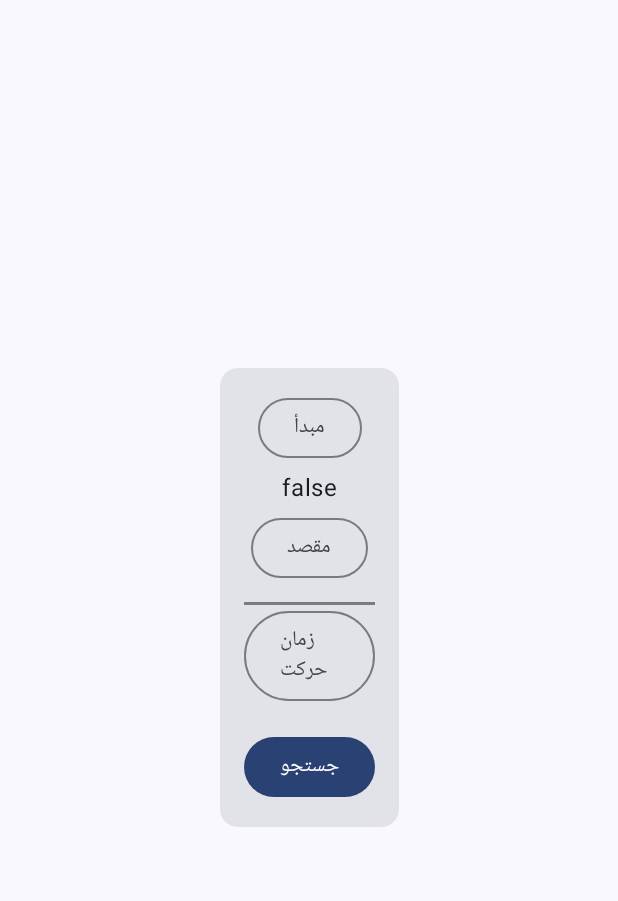
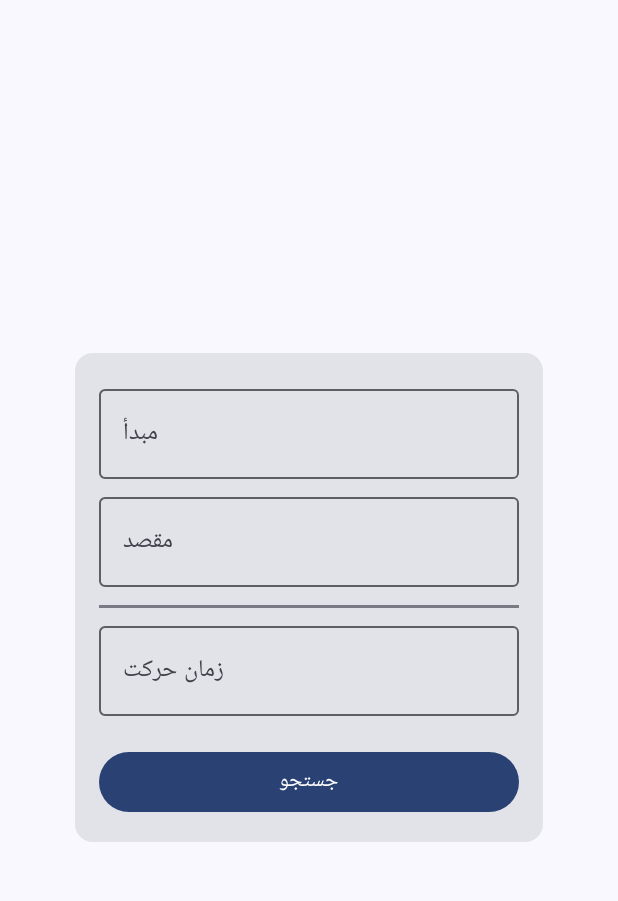
Before and after one commit to farnxxd/ticket-reservation, an Android app built with Jetpack Compose: the HomeScreen screen opened through its navigation route, on a phone screen of 412 x 824 dp, the part 69-970 px from its top. Run offline under Robolectric (Android 15) with nearby library versions, the phone set to English and light mode, and no system bars.

Commit message:
Datepicker provided

```diff
--- a/app/src/main/java/com/example/ticketreservation/ui/screens/HomeScreen.kt
+++ b/app/src/main/java/com/example/ticketreservation/ui/screens/HomeScreen.kt
@@ -3,17 +3,21 @@ package com.example.ticketreservation.ui.screens
 import android.os.Build
 import androidx.annotation.RequiresApi
 import androidx.compose.foundation.clickable
+import androidx.compose.foundation.interaction.MutableInteractionSource
 import androidx.compose.foundation.layout.Arrangement
 import androidx.compose.foundation.layout.Box
 import androidx.compose.foundation.layout.Column
 import androidx.compose.foundation.layout.IntrinsicSize
 import androidx.compose.foundation.layout.fillMaxSize
 import androidx.compose.foundation.layout.fillMaxWidth
+import androidx.compose.foundation.layout.height
 import androidx.compose.foundation.layout.padding
+import androidx.compose.foundation.layout.size
 import androidx.compose.foundation.layout.width
 import androidx.compose.foundation.layout.wrapContentWidth
 import androidx.compose.material3.Button
 import androidx.compose.material3.Card
+import androidx.compose.material3.CardDefaults
 import androidx.compose.material3.DatePicker
 import androidx.compose.material3.DatePickerDefaults
 import androidx.compose.material3.DatePickerDialog
@@ -23,21 +27,28 @@ import androidx.compose.material3.OutlinedButton
 import androidx.compose.material3.OutlinedTextField
 import androidx.compose.material3.Scaffold
 import androidx.compose.material3.Text
+import androidx.compose.material3.TextButton
 import androidx.compose.material3.rememberDatePickerState
 import androidx.compose.runtime.Composable
 import androidx.compose.runtime.CompositionLocalProvider
 import androidx.compose.runtime.collectAsState
+import androidx.compose.runtime.derivedStateOf
 import androidx.compose.runtime.getValue
 import androidx.compose.runtime.mutableStateOf
 import androidx.compose.runtime.remember
 import androidx.compose.runtime.setValue
 import androidx.compose.ui.Alignment
 import androidx.compose.ui.Modifier
+import androidx.compose.ui.focus.onFocusEvent
+import androidx.compose.ui.graphics.Color
 import androidx.compose.ui.platform.LocalLayoutDirection
+import androidx.compose.ui.text.input.VisualTransformation
 import androidx.compose.ui.tooling.preview.Preview
 import androidx.compose.ui.unit.LayoutDirection
 import androidx.compose.ui.unit.dp
+import androidx.compose.ui.window.Dialog
 import com.example.ticketreservation.ReservationTopAppBar
+import com.example.ticketreservation.data.util.convertLongToTime
 import com.example.ticketreservation.ui.navigation.NavigationDestination
 import com.example.ticketreservation.ui.theme.TicketReservationTheme
 import com.example.ticketreservation.ui.viewmodel.ReservationViewModel
@@ -58,12 +69,12 @@ fun HomeScreen(
 ) {
     val uiState by viewModel.uiState.collectAsState()
 
-    var isDatePickerVisible by remember { mutableStateOf(false) }
+    val isDatePickerVisible = remember { mutableStateOf(false) }
 
     Scaffold(
         topBar = { ReservationTopAppBar(canNavigateBack = false) },
         modifier = modifier
-    ) {
+    ) { paddingValues ->
         DetailsForm(
             origin = uiState.origin,
             destination = uiState.destination,
@@ -71,14 +82,14 @@ fun HomeScreen(
             setOrigin = { viewModel.setOrigin(it) },
             setDestination = { viewModel.setDestination(it) },
             setDeparture = { viewModel.setDeparture(it) },
-            isDatePickerVisible = isDatePickerVisible,
+            isDatePickerVisible = isDatePickerVisible.value,
             onCityPickerClick = navigateToPickCity,
-            onDatePickerClick = { isDatePickerVisible = true },
-            onDatePickerDismiss = { isDatePickerVisible = false },
+            onDatePickerClick = { isDatePickerVisible.value = true },
+            onDatePickerDismiss = { isDatePickerVisible.value = false },
             onSearchClick = navigateToPickTicket,
             modifier = Modifier
                 .fillMaxSize()
-                .padding(it)
+                .padding(paddingValues)
         )
     }
 
@@ -101,12 +112,9 @@ fun DetailsForm(
     onDatePickerDismiss: () -> Unit = {},
     onSearchClick: () -> Unit = {}
 ) {
-    val selectedDate by remember { mutableStateOf(LocalDate.now().format(DateTimeFormatter.ofPattern("DD/MM"))) }
-    val datePickerState = rememberDatePickerState()
-    val datePickerFormatter = remember {
-        DatePickerDefaults.dateFormatter(selectedDateSkeleton = "DD/MM")
+    val newDate = remember {
+        mutableStateOf("خالی")
     }
-
     Box(modifier = modifier) {
         Card(modifier = Modifier.align(Alignment.Center)) {
             Column(
@@ -117,30 +125,58 @@ fun DetailsForm(
                     .width(IntrinsicSize.Min)
                     .padding(16.dp)
             ) {
-                OutlinedButton(onClick = onCityPickerClick) {
-                    Text(text = "مبدأ")
-                }
-                Text(text = isDatePickerVisible.toString())
-                OutlinedButton(onClick = onCityPickerClick) {
-                    Text(text = "مقصد")
-                }
+                OutlinedTextField(
+                    value = origin,
+                    onValueChange = {},
+                    readOnly = true,
+                    singleLine = true,
+                    label = { Text(text = "مبدأ") },
+                    modifier = Modifier.onFocusEvent { if (it.hasFocus) onCityPickerClick() }
+                )
+                OutlinedTextField(
+                    value = destination,
+                    onValueChange = {},
+                    readOnly = true,
+                    singleLine = true,
+                    label = {                     Text(text = "مقصد")
+                    },
+                    modifier = Modifier.onFocusEvent { if (it.hasFocus) onCityPickerClick() }
+                )
                 HorizontalDivider(
                     thickness = 2.dp,
                     modifier = Modifier.padding(top = 8.dp)
                 )
-                OutlinedButton(onClick = onDatePickerClick) {
-                    Text(text = "زمان حرکت")
-                }
+                OutlinedTextField(
+                    value = departure,
+                    onValueChange = {},
+                    readOnly = true,
+                    singleLine = true,
+                    label = { Text(text = "زمان حرکت") },
+                    modifier = Modifier.onFocusEvent { if (it.hasFocus) onDatePickerClick() }
+                )
                 if(isDatePickerVisible) {
+                    val datePickerState = rememberDatePickerState()
+                    val confirmEnabled =
+                        remember { derivedStateOf {datePickerState.selectedDateMillis != null } }
+
                     DatePickerDialog(
                         onDismissRequest = onDatePickerDismiss,
-                        confirmButton = { setDeparture(selectedDate) },
-                        dismissButton = { onDatePickerDismiss() }
+                        confirmButton = {
+                            TextButton(
+                                onClick = {
+                                    onDatePickerDismiss()
+                                    var date = ""
+                                    if (datePickerState.selectedDateMillis != null)
+                                        date = convertLongToTime(datePickerState.selectedDateMillis!!)
+                                    newDate.value = date
+                                },
+                                enabled = confirmEnabled.value
+                            ) {
+                                Text(text = "تأیید")
+                            }
+                        }
                     ) {
-                        DatePicker(
-                            state = datePickerState,
-                            dateFormatter = datePickerFormatter
-                        )
+                        DatePicker(state = datePickerState)
                     }
                 }
                 Button(
```
Also changed, not shown: app/src/main/java/com/example/ticketreservation/data/util/UtilityFunctions.kt (added, +11 -0 lines).
